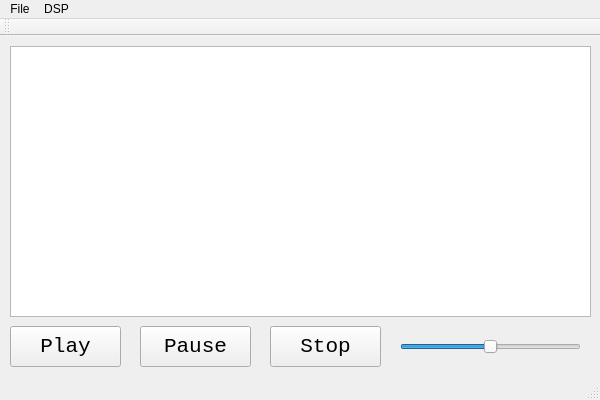
Mizunagi/AudioSystem, file ASQt/ASQt.ui: the form before one commit.
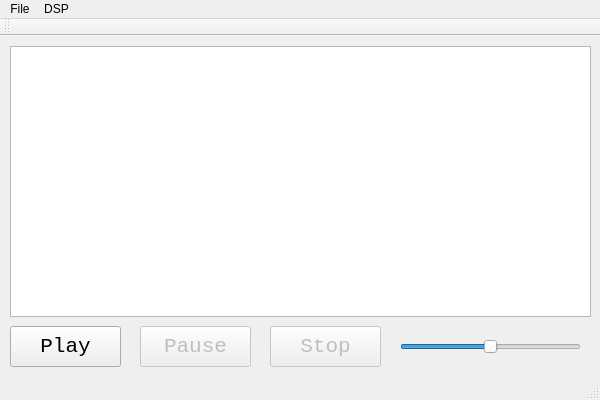
The form after the commit.

```diff
--- a/ASQt/ASQt.ui
+++ b/ASQt/ASQt.ui
@@ -15,6 +15,9 @@
   </property>
   <widget class="QWidget" name="centralWidget">
    <widget class="QPushButton" name="m_StopButton">
+    <property name="enabled">
+     <bool>false</bool>
+    </property>
     <property name="geometry">
      <rect>
       <x>270</x>
@@ -72,6 +75,9 @@
     </property>
    </widget>
    <widget class="QPushButton" name="m_PauseButton">
+    <property name="enabled">
+     <bool>false</bool>
+    </property>
     <property name="geometry">
      <rect>
       <x>140</x>
```
Left out of the diff: 5 changed lines with no effect on the pictures.
